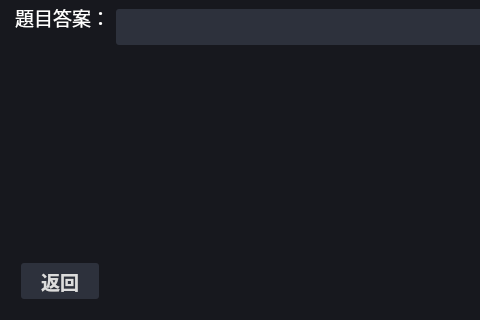
This is UI/QtUI.ui in zombie5454/intro-to-oop-py-final as Qt 5 draws it before an edit; both pictures show x 0 to 480 and y 252 to 572 of the 792 by 572 pixel window. The edited form follows.
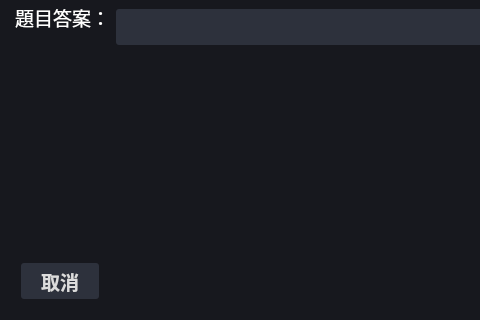
This is the edited form. The open tabs and pages were chosen to show the change.

Patch:
```diff
--- a/UI/QtUI.ui
+++ b/UI/QtUI.ui
@@ -447,7 +447,7 @@
               <cursorShape>PointingHandCursor</cursorShape>
              </property>
              <property name="text">
-              <string>返回</string>
+              <string>取消</string>
              </property>
             </widget>
            </item>
```
Left out of the diff: 2 changed lines with no effect on the pictures.
